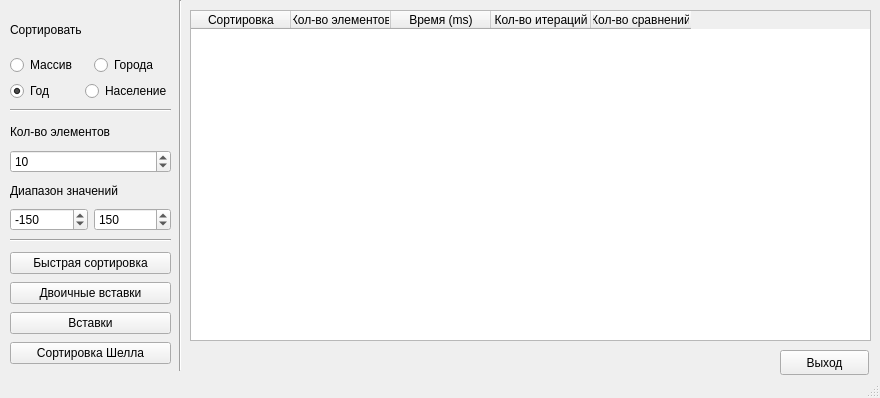
First picture: the form in mainwindow.ui, repository Desomafo/lab1GUI, before the edit.
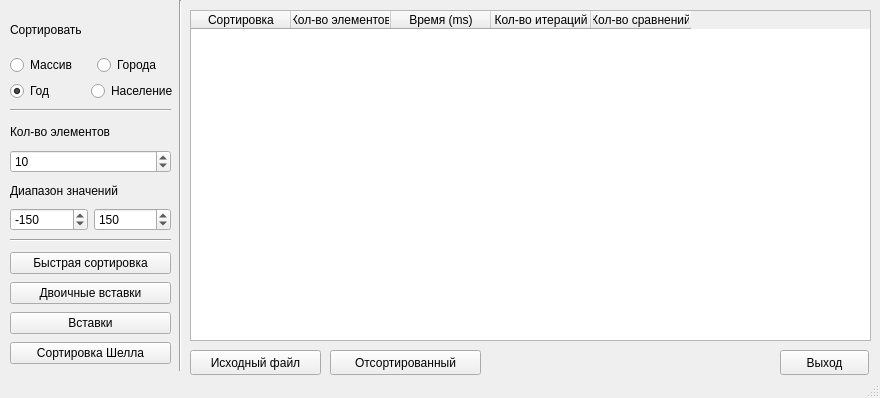
Second picture: the form after the edit.

Patch:
```diff
--- a/mainwindow.ui
+++ b/mainwindow.ui
@@ -13,6 +13,9 @@
   <property name="windowTitle">
    <string>MainWindow</string>
   </property>
+  <property name="documentMode">
+   <bool>false</bool>
+  </property>
   <widget class="QWidget" name="centralwidget">
    <widget class="Line" name="line">
     <property name="geometry">
@@ -114,7 +117,7 @@
      <rect>
       <x>10</x>
       <y>10</y>
-      <width>162</width>
+      <width>168</width>
       <height>91</height>
      </rect>
     </property>
@@ -151,6 +154,9 @@
       <layout class="QHBoxLayout" name="horizontalLayout_3">
        <item>
         <widget class="QRadioButton" name="radioButton_4">
+         <property name="enabled">
+          <bool>true</bool>
+         </property>
          <property name="text">
           <string>Год</string>
          </property>
@@ -294,6 +300,32 @@
      <string>Выход</string>
     </property>
    </widget>
+   <widget class="QPushButton" name="pushButton">
+    <property name="geometry">
+     <rect>
+      <x>190</x>
+      <y>350</y>
+      <width>131</width>
+      <height>25</height>
+     </rect>
+    </property>
+    <property name="text">
+     <string>Исходный файл</string>
+    </property>
+   </widget>
+   <widget class="QPushButton" name="pushButton_7">
+    <property name="geometry">
+     <rect>
+      <x>330</x>
+      <y>350</y>
+      <width>151</width>
+      <height>25</height>
+     </rect>
+    </property>
+    <property name="text">
+     <string>Отсортированный</string>
+    </property>
+   </widget>
   </widget>
   <widget class="QStatusBar" name="statusbar"/>
  </widget>
```
Left out of the diff: 13 changed lines with no effect on the pictures.
